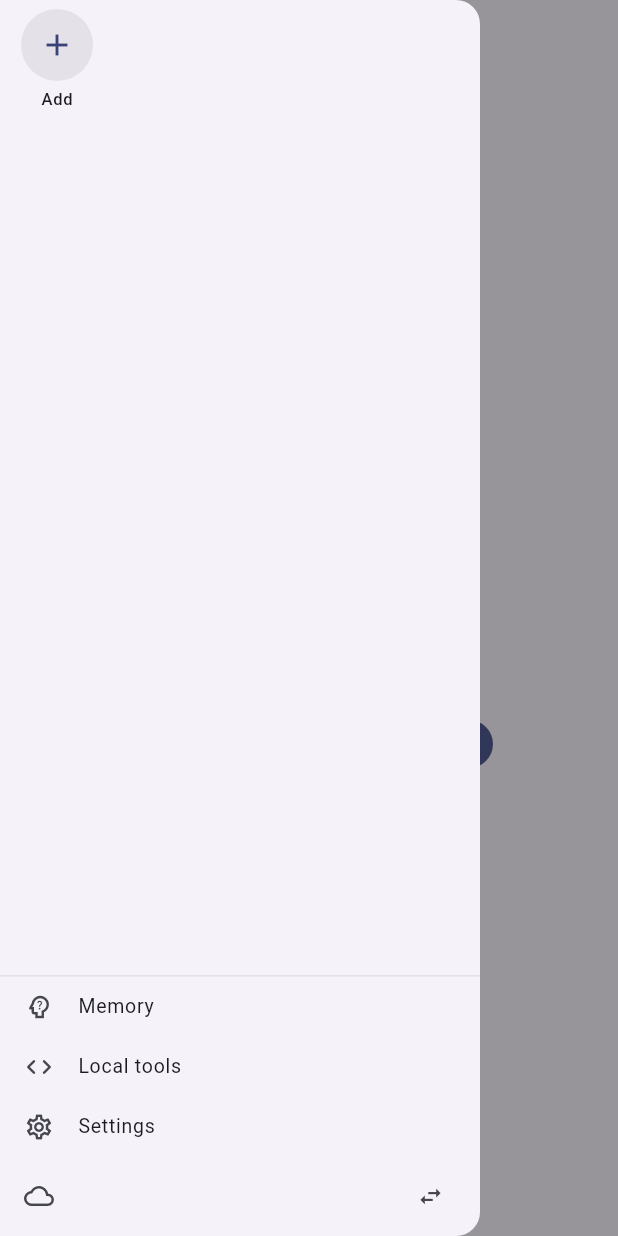
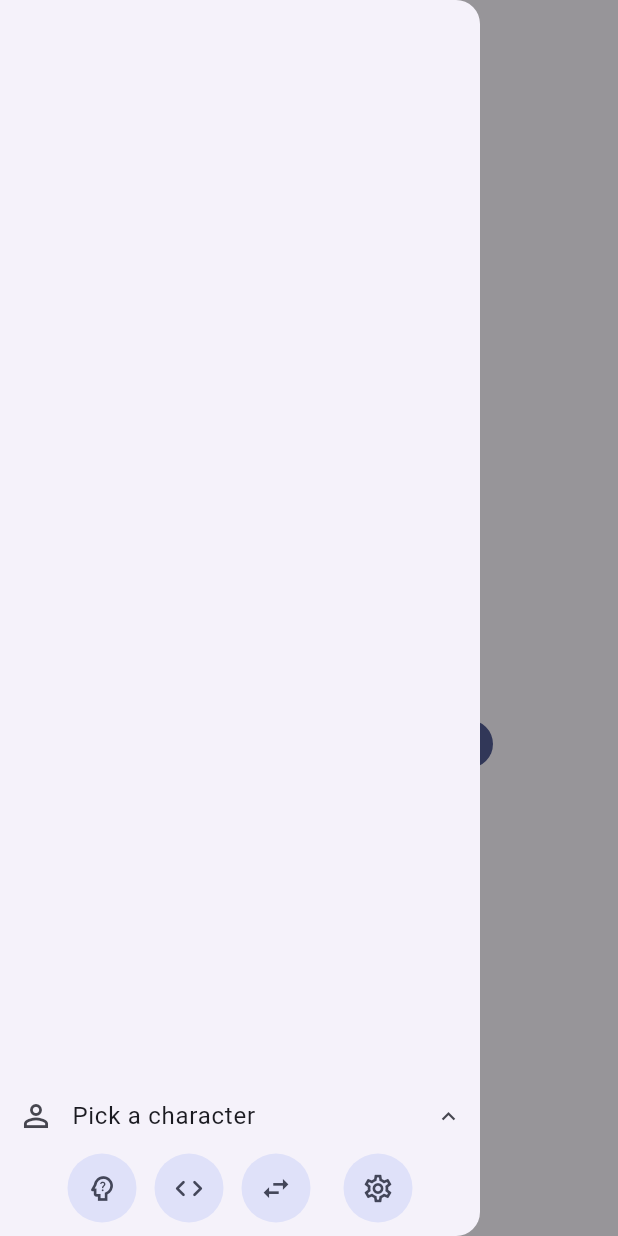
Before and after one commit to AliyahZombie/RofuChat_Cloud, a Flutter app: the ChatPage screen opened directly, after a tap on the "notes" icon, on a phone screen of 412 x 824 dp. Run offline on Flutter 3.47's test engine with Material 3 defaults, Android fonts, the phone set to English and light mode, and no system bars; our stand-ins replace file_picker, flutter_riverpod, flutter_secure_storage, shared_preferences; missing offline and left inert: dart:ffi, md_single_block_renderer; accounts and stored records are empty.

Commit message:
app: RikkaHub sidebar layout on phones too; ten-step sidebar swipe area setting

```diff
--- a/app/lib/core/theme.dart
+++ b/app/lib/core/theme.dart
@@ -13,6 +13,10 @@ class Appearance {
   /// Characters of history fetched per page when opening a chat / scrolling up.
   final int loadChars;
 
+  /// How far from the left edge a rightward swipe may start to open the sidebar,
+  /// in tenths of the screen width (1 to 10; 10 = anywhere).
+  final int swipeZone;
+
   const Appearance({
     this.themeMode = 'system',
     this.seed = 0xFF5C6BC0,
@@ -24,6 +28,7 @@ class Appearance {
     this.enterToSend = true,
     this.language = '',
     this.loadChars = 20000,
+    this.swipeZone = 6,
   });
 
   factory Appearance.fromJson(Map<String, dynamic> j) => Appearance(
@@ -37,6 +42,7 @@ class Appearance {
         enterToSend: j['enter_to_send'] as bool? ?? true,
         language: j['language'] as String? ?? '',
         loadChars: (j['load_chars'] as num?)?.toInt() ?? 20000,
+        swipeZone: ((j['swipe_zone'] as num?)?.toInt() ?? 6).clamp(1, 10),
       );
 
   Map<String, dynamic> toJson() => {
@@ -50,9 +56,10 @@ class Appearance {
         'enter_to_send': enterToSend,
         'language': language,
         'load_chars': loadChars,
+        'swipe_zone': swipeZone,
       };
 
-  Appearance copyWith({String? themeMode, int? seed, double? fontScale, bool? compact, bool? fullWidth, bool? showAvatars, bool? showTokens, bool? enterToSend, String? language, int? loadChars}) =>
+  Appearance copyWith({String? themeMode, int? seed, double? fontScale, bool? compact, bool? fullWidth, bool? showAvatars, bool? showTokens, bool? enterToSend, String? language, int? loadChars, int? swipeZone}) =>
       Appearance(
         themeMode: themeMode ?? this.themeMode,
         seed: seed ?? this.seed,
@@ -64,6 +71,7 @@ class Appearance {
         enterToSend: enterToSend ?? this.enterToSend,
         language: language ?? this.language,
         loadChars: loadChars ?? this.loadChars,
+        swipeZone: swipeZone ?? this.swipeZone,
       );
 
   ThemeMode get mode => switch (themeMode) {
--- a/app/lib/features/chat/chat_page.dart
+++ b/app/lib/features/chat/chat_page.dart
@@ -217,6 +217,7 @@ class _ChatPageState extends ConsumerState<ChatPage> {
     return SlideDrawer(
       key: _drawer,
       width: math.min(320, MediaQuery.sizeOf(context).width * 0.85),
+      openZone: ref.watch(appearanceProvider.select((a) => a.swipeZone)) / 10,
       drawer: Sidebar(onNewConversation: newConversation, inDrawer: true),
       child: Scaffold(key: _scaffold, appBar: appBar, body: body),
     );
--- a/app/lib/features/sidebar/sidebar.dart
+++ b/app/lib/features/sidebar/sidebar.dart
@@ -48,6 +48,9 @@ class _SidebarState extends ConsumerState<Sidebar> {
     final app = ref.watch(appProvider);
     final watch = context.isWatch;
     final inset = watchInset(context);
+    // Watch and phone share the RikkaHub layout; only the desktop side panel keeps the
+    // character strip on top.
+    final rikka = !context.isDesktop;
 
     final switcher = SizedBox(
       height: watch ? 64 : 84,
@@ -142,12 +145,12 @@ class _SidebarState extends ConsumerState<Sidebar> {
                     ),
                 ],
               ];
-              if (watch) return Column(crossAxisAlignment: CrossAxisAlignment.stretch, children: tiles);
+              if (rikka) return Column(crossAxisAlignment: CrossAxisAlignment.stretch, children: tiles);
               return ListView(padding: const EdgeInsets.symmetric(horizontal: 8), children: tiles);
             },
           );
 
-    if (watch) return _watchLayout(chars.value ?? const <Character>[], current, list, app, inset);
+    if (rikka) return _rikkaLayout(chars.value ?? const <Character>[], current, list, app, inset, watch);
 
     final header = current == null
         ? const SizedBox.shrink()
@@ -210,14 +213,16 @@ class _SidebarState extends ConsumerState<Sidebar> {
     );
   }
 
-  /// Watch (as in RikkaHub): the chats scroll in the middle; the current character and a row
-  /// of round buttons stay fixed at the bottom. Tapping the character expands a picker above it.
-  Widget _watchLayout(List<Character> chars, Character? current, Widget convs, AppState app, double inset) {
+  /// Watch and phone (as in RikkaHub): the chats scroll in the middle; the current character
+  /// and a row of round buttons stay fixed at the bottom. Tapping the character expands a
+  /// picker above it.
+  Widget _rikkaLayout(List<Character> chars, Character? current, Widget convs, AppState app, double inset, bool watch) {
     final scheme = Theme.of(context).colorScheme;
     final h = MediaQuery.sizeOf(context).height;
+    final btn = watch ? 38.0 : 46.0;
     Widget round(IconData icon, String tip, VoidCallback onTap) => Padding(
-      padding: const EdgeInsets.symmetric(horizontal: 3),
-      child: IconButton.filledTonal(tooltip: tip, onPressed: onTap, icon: Icon(icon, size: 18), constraints: const BoxConstraints.tightFor(width: 38, height: 38), padding: EdgeInsets.zero),
+      padding: EdgeInsets.symmetric(horizontal: watch ? 3 : 5),
+      child: IconButton.filledTonal(tooltip: tip, onPressed: onTap, icon: Icon(icon, size: watch ? 18 : 22), constraints: BoxConstraints.tightFor(width: btn, height: btn), padding: EdgeInsets.zero),
     );
     return SafeArea(
       child: Material(
@@ -228,10 +233,22 @@ class _SidebarState extends ConsumerState<Sidebar> {
               child: ListView(
                 padding: EdgeInsets.fromLTRB(inset + 4, 6, inset + 4, 6),
                 children: [
+                  if (!watch && current != null)
+                    Padding(
+                      padding: const EdgeInsets.fromLTRB(4, 4, 4, 6),
+                      child: SizedBox(
+                        height: 40,
+                        child: TextField(
+                          decoration: InputDecoration(prefixIcon: const Icon(Icons.search, size: 18), hintText: t('搜索对话', 'Search chats'), contentPadding: EdgeInsets.zero),
+                          onChanged: (v) => setState(() => _q = v),
+                        ),
+                      ),
+                    ),
                   if (current != null)
                     ListTile(
                       dense: true,
                       contentPadding: const EdgeInsets.symmetric(horizontal: 8),
+                      shape: RoundedRectangleBorder(borderRadius: BorderRadius.circular(12)),
                       leading: const Icon(Icons.add_comment_outlined, size: 20),
                       title: Text(t('新对话', 'New chat')),
                       onTap: () {
@@ -265,6 +282,17 @@ class _SidebarState extends ConsumerState<Sidebar> {
                         },
                         onLongPress: () => _charMenu(c),
                       ),
+                    if (!watch)
+                      ListTile(
+                        dense: true,
+                        contentPadding: const EdgeInsets.symmetric(horizontal: 8),
+                        leading: CircleAvatar(radius: 12, backgroundColor: scheme.surfaceContainerHighest, child: const Icon(Icons.add, size: 16)),
+                        title: Text(t('添加角色', 'Add character')),
+                        onTap: () {
+                          setState(() => _charsOpen = false);
+                          _addCharacter();
+                        },
+                      ),
                   ],
                 ),
               ),
@@ -272,9 +300,10 @@ class _SidebarState extends ConsumerState<Sidebar> {
             Padding(
               padding: EdgeInsets.symmetric(horizontal: inset + 4),
               child: ListTile(
-                dense: true,
+                dense: watch,
+                shape: RoundedRectangleBorder(borderRadius: BorderRadius.circular(12)),
                 contentPadding: const EdgeInsets.symmetric(horizontal: 8),
-                leading: current == null ? const Icon(Icons.person_outline) : CharacterAvatar(character: current, size: 26),
+                leading: current == null ? const Icon(Icons.person_outline) : CharacterAvatar(character: current, size: watch ? 26 : 32),
                 title: Text(current?.name ?? t('选择角色', 'Pick a character'), maxLines: 1, overflow: TextOverflow.ellipsis),
                 trailing: TurnChevron(open: !_charsOpen),
                 onTap: () => setState(() => _charsOpen = !_charsOpen),
```
Also changed, not shown: app/lib/features/settings/settings_page.dart (+47 -0 lines).
